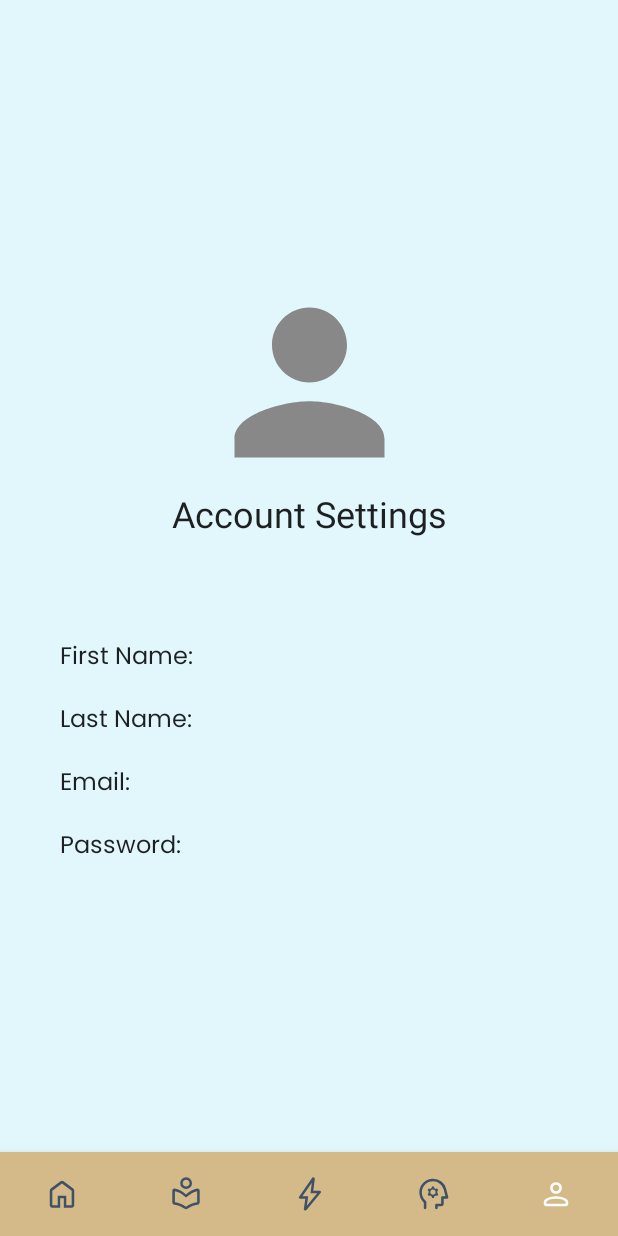
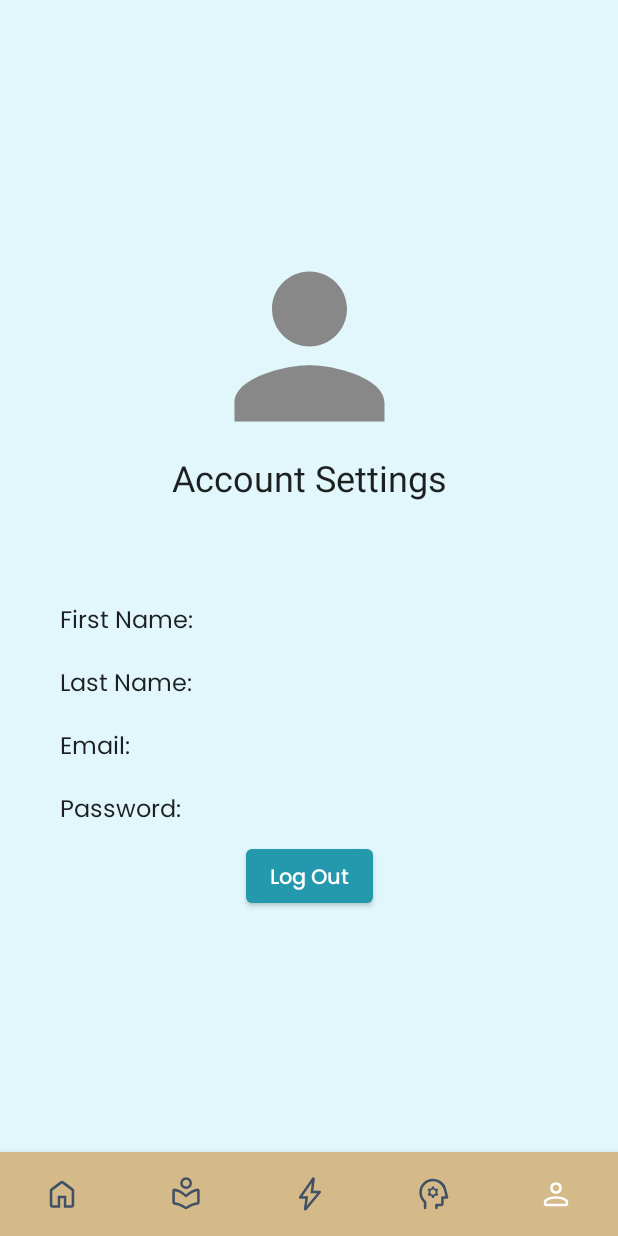
Before and after one commit to Hassan3924/Recallify, an Android app built with Jetpack Compose: the AccountsActivity screen opened directly, with no data from a screen before it, on a phone screen of 412 x 824 dp. Run offline under Robolectric (Android 15) with nearby library versions, the phone set to English and light mode, and no system bars; our stand-ins replace Firebase (no records; nobody signed in at launch, a user with empty details on screens opened directly), accompanist.

Commit message:
Sign out button for TBI and Guardian user

```diff
--- a/app/src/main/java/com/example/recallify/view/ui/feature/application/accounts/AccountsActivity.kt
+++ b/app/src/main/java/com/example/recallify/view/ui/feature/application/accounts/AccountsActivity.kt
@@ -27,6 +27,8 @@ import com.example.recallify.view.ui.feature.application.dailydiary.DailyDiaryAc
 import com.example.recallify.view.ui.feature.application.dashboard.DashboardActivity
 import com.example.recallify.view.ui.feature.application.sidequest.SideQuestActivity
 import com.example.recallify.view.ui.feature.application.thinkfast.ThinkFastActivity
+import com.example.recallify.view.ui.feature.guradian_application.guardian_account.GuardianAccountsActivity
+import com.example.recallify.view.ui.feature.security.signin.LoginActivity
 import com.example.recallify.view.ui.resource.controller.BottomBarFiller
 import com.example.recallify.view.ui.theme.RecallifyTheme
 import com.google.android.gms.tasks.Task
@@ -128,11 +130,13 @@ class AccountsActivity : AppCompatActivity() {
                     Text(style = TextStyle(fontSize = 24.sp), text = "Account Settings")
 
                 }
-                Column(modifier = Modifier
+                Column( modifier = Modifier
                     .fillMaxWidth()
                     .padding(horizontal = 10.dp)
                     .padding(top = 50.dp)
-                    .padding(bottom = 8.dp)) {
+                    .padding(bottom = 8.dp),
+                    Arrangement.Center,
+                    Alignment.CenterHorizontally) {
 
                     var firstName: String by remember { mutableStateOf("") }
                     var lastName: String by remember { mutableStateOf("") }
@@ -231,12 +235,21 @@ class AccountsActivity : AppCompatActivity() {
                         Spacer(modifier = Modifier.weight(1f))
                         Text(text = password)
                     }
-
-
+                    LogoutButton(activity = this@AccountsActivity)
                 }
             }
         }
     }
 
-
+    @Composable
+    fun LogoutButton(activity: AccountsActivity) {
+        Button(onClick = {
+            FirebaseAuth.getInstance().signOut()
+            val intent = Intent(activity, LoginActivity::class.java)
+            activity.startActivity(intent)
+            activity.finish()
+        }) {
+            Text(text = "Log Out")
+        }
+    }
 }
--- a/app/src/main/java/com/example/recallify/view/ui/feature/guradian_application/guardiandailydiary/GuardianDailyDairyActivity.kt
+++ b/app/src/main/java/com/example/recallify/view/ui/feature/guradian_application/guardiandailydiary/GuardianDailyDairyActivity.kt
@@ -35,7 +35,7 @@ import com.example.recallify.view.ui.theme.RecallifyTheme
 import com.google.android.material.bottomnavigation.BottomNavigationView
 import kotlinx.coroutines.launch
 
-class GuardianDailyDairyActivity : AppCompatActivity() {
+class GuardianDailyDairyActivity  : AppCompatActivity(){
     override fun onCreate(savedInstanceState: Bundle?) {
         super.onCreate(savedInstanceState)
         setContentView(R.layout.activity_daily_diary)
--- a/app/src/main/java/com/example/recallify/view/ui/feature/guradian_application/guardianthinkfast/GuardianThinkFastActivity.kt
+++ b/app/src/main/java/com/example/recallify/view/ui/feature/guradian_application/guardianthinkfast/GuardianThinkFastActivity.kt
@@ -206,7 +206,6 @@ class GuardianThinkFastActivity : AppCompatActivity() {
                         }
                     }
 
-
                     Card(
                         modifier = Modifier
                             .weight(1f)
```
Also changed, not shown: app/src/main/java/com/example/recallify/view/ui/feature/guradian_application/guardian_account/GuardianAccountsActivity.kt (+41 -10 lines), app/src/main/java/com/example/recallify/view/ui/feature/guradian_application/guardiandashboard/GuardiansDashboardActivity.kt (+20 -4 lines).
